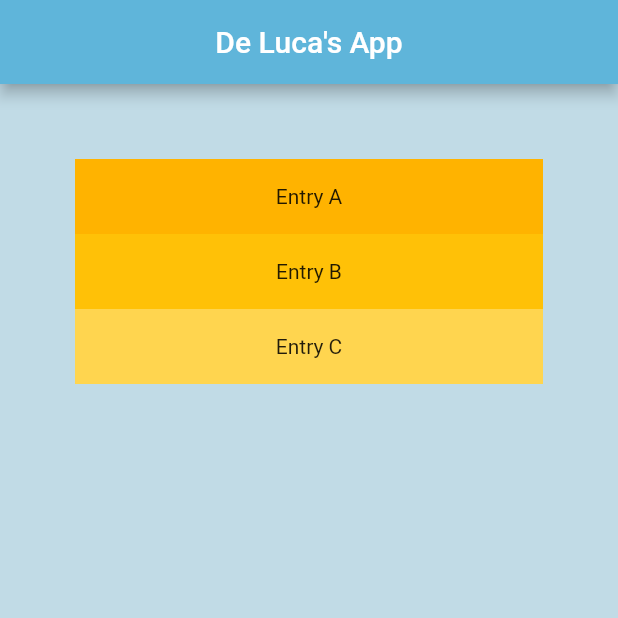
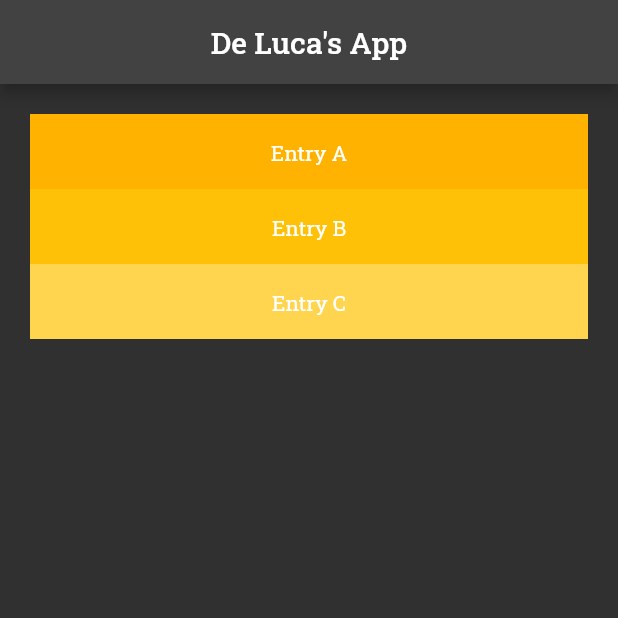
Before and after one commit to Ducasx/project_flutter_app, a Flutter app: the screen it shows after launch, on a phone screen of 412 x 824 dp, the top half of it. Run offline on Flutter 3.47's test engine with Material 2 defaults, Android fonts, the phone set to English and light mode, and no system bars; our stand-ins replace google_fonts.

Commit message:
defined appTheme

```diff
--- a/lib/main.dart
+++ b/lib/main.dart
@@ -1,10 +1,21 @@
 import 'package:flutter/material.dart';
+import 'package:google_fonts/google_fonts.dart';
 
 void main() => runApp(const MyApp());
 
-const String _title = "De Luca's App";
-const Color _bgColor = Color.fromARGB(255, 193, 219, 230);
-const Color _bgDarkerColor = Color.fromARGB(255, 95, 181, 218);
+String _title = "De Luca's App";
+
+var appTheme = ThemeData(
+  //defines default brightness and color
+  brightness: Brightness.dark,
+  primaryColor: Colors.lightBlue[800],
+  backgroundColor: Colors.lightBlue[300],
+
+  //defines fontFamily used
+  fontFamily: GoogleFonts.robotoSlab().fontFamily,
+
+  //defines
+);
 
 class MyApp extends StatelessWidget {
   const MyApp({super.key});
@@ -14,15 +25,14 @@ class MyApp extends StatelessWidget {
     return MaterialApp(
       debugShowCheckedModeBanner: false,
       title: _title,
-      theme: ThemeData(scaffoldBackgroundColor: _bgColor),
+      theme: appTheme,
       home: Scaffold(
         appBar: AppBar(
-          title: const Text(_title),
-          backgroundColor: _bgDarkerColor,
+          title: Text(_title),
           centerTitle: true,
         ),
         body: ListView(
-          padding: const EdgeInsets.all(50),
+          padding: const EdgeInsets.all(20),
           children: <Widget>[
             Container(
               height: 50,
--- a/pubspec.yaml
+++ b/pubspec.yaml
@@ -36,6 +36,7 @@ dependencies:
   # The following adds the Cupertino Icons font to your application.
   # Use with the CupertinoIcons class for iOS style icons.
   cupertino_icons: ^1.0.2
+  google_fonts: ^2.3.1
 
 dev_dependencies:
   flutter_test:
```
Also changed, not shown: pubspec.lock, 1 other file.
